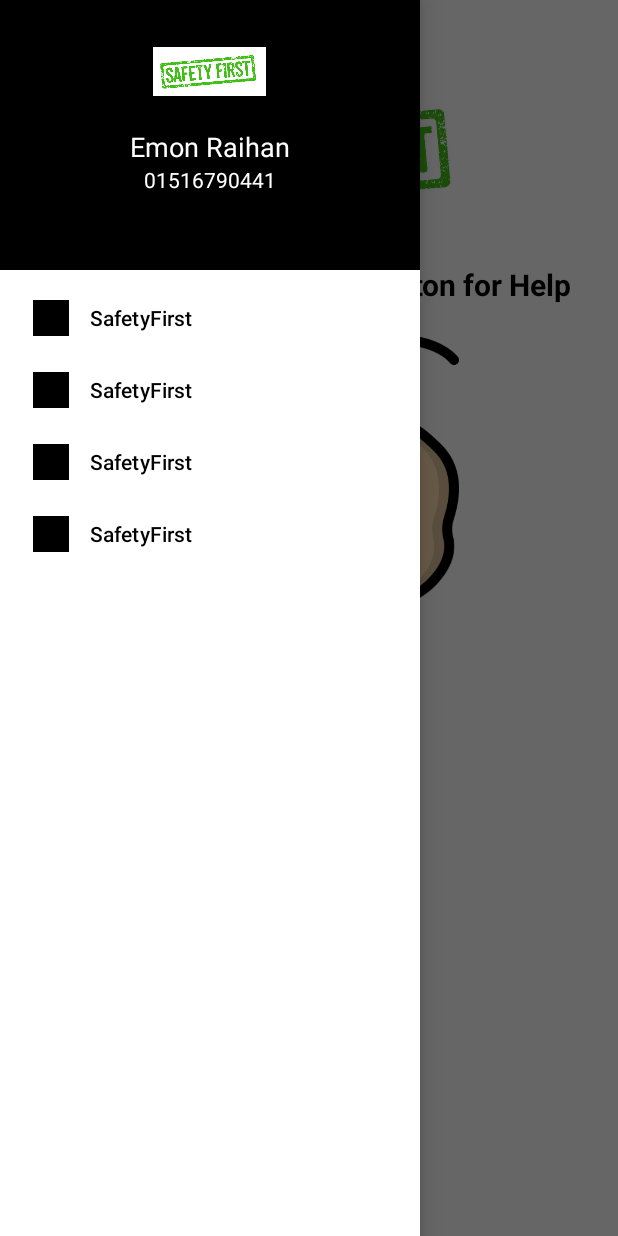
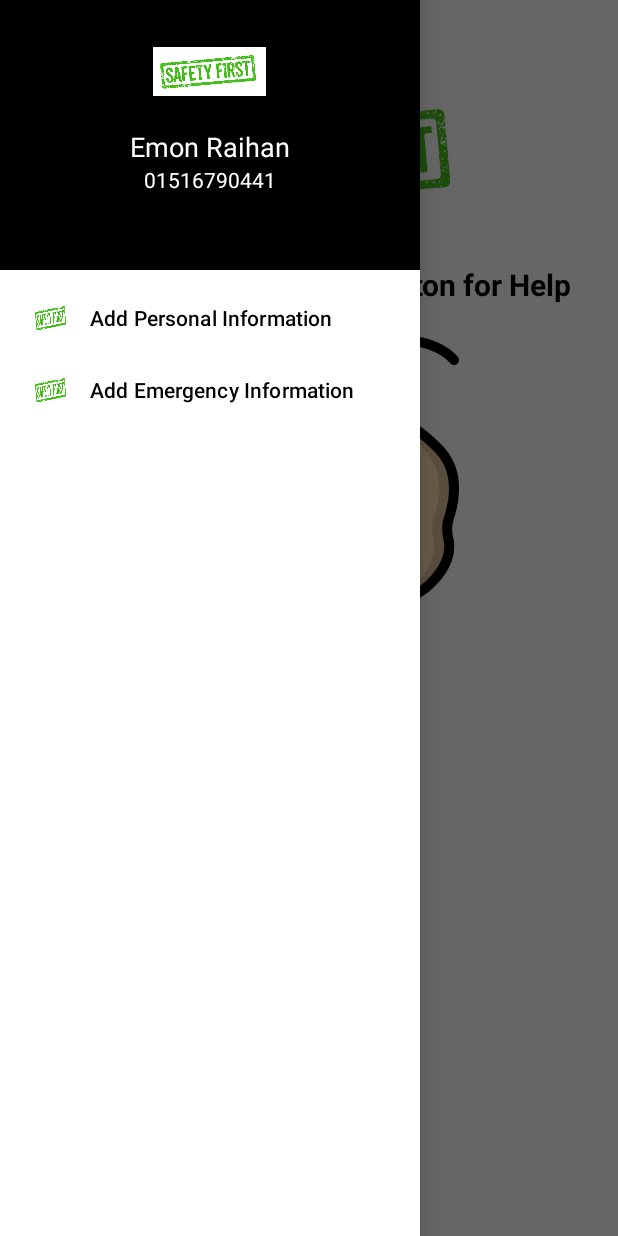
Before and after one commit to emonrait/SafetyFirst, an Android app: the screen it shows after launch (MainActivity), with the side drawer open, on a phone screen of 412 x 824 dp. Run offline under Robolectric (Android 15) with nearby library versions, the phone set to English and light mode, and no system bars.

```diff
--- a/app/src/main/res/menu/nav_drawer_menu.xml
+++ b/app/src/main/res/menu/nav_drawer_menu.xml
@@ -3,17 +3,10 @@
     <item
         android:id="@+id/profile"
         android:icon="@drawable/logo"
-        android:title="@string/app_name" />
+        android:title="@string/add_personal_information" />
     <item
-        android:id="@+id/totalbal"
+        android:id="@+id/emProfile"
         android:icon="@drawable/logo"
-        android:title="@string/app_name" />
-    <item
-        android:id="@+id/state"
-        android:icon="@drawable/logo"
-        android:title="@string/app_name" />
-    <item
-        android:id="@+id/members"
-        android:icon="@drawable/logo"
-        android:title="@string/app_name" />
+        android:title="@string/add_emergency_information" />
+
 </menu>
--- a/app/src/main/res/values/strings.xml
+++ b/app/src/main/res/values/strings.xml
@@ -6,4 +6,6 @@
     <string name="open">Open</string>
     <string name="close">Close</string>
     <string name="example_gmail_com" />
+    <string name="add_personal_information">Add Personal Information</string>
+    <string name="add_emergency_information">Add Emergency Information</string>
 </resources>
```
Also changed, not shown: app/src/main/AndroidManifest.xml (+11 -4 lines), app/src/main/java/com/raihan/safetyfirst/EmergencyInformation.java (added, +14 -0 lines), app/src/main/java/com/raihan/safetyfirst/MainActivity.java (+17 -1 lines), app/src/main/java/com/raihan/safetyfirst/PersonalInformation.java (added, +14 -0 lines), app/src/main/res/layout/activity_emergency_information.xml (added, +9 -0 lines), app/src/main/res/layout/activity_personal_information.xml (added, +9 -0 lines).
